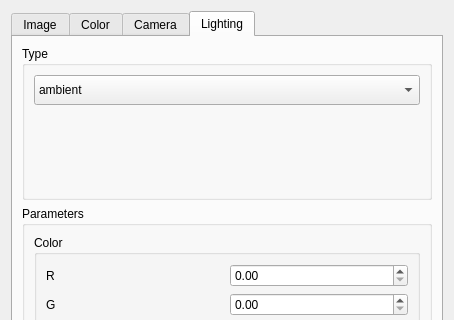
This is src/Interface/Modules/Visualization/InterfaceWithOspray.ui in SCIInstitute/SCIRun as Qt 5 draws it before an edit; both pictures show x 0 to 454 and y 0 to 320 of the 454 by 600 pixel window. The edited form follows.
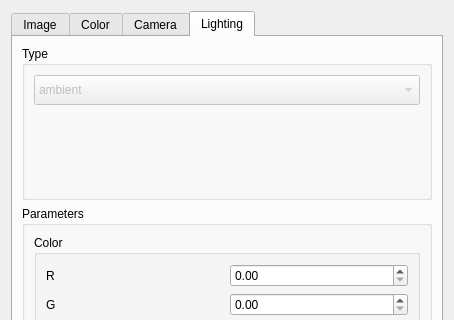
This is the edited form. The open tabs and pages were chosen to show the change.

Commit message: Working on streamline processing

```diff
--- a/src/Interface/Modules/Visualization/InterfaceWithOspray.ui
+++ b/src/Interface/Modules/Visualization/InterfaceWithOspray.ui
@@ -635,6 +635,9 @@
          <layout class="QGridLayout" name="gridLayout_11">
           <item row="0" column="0">
            <widget class="QComboBox" name="lightTypeComboBox_">
+            <property name="enabled">
+             <bool>false</bool>
+            </property>
             <property name="minimumSize">
              <size>
               <width>0</width>
```
Left out of the diff: 7 changed lines with no effect on the pictures. The commit also changes 2 other files.
